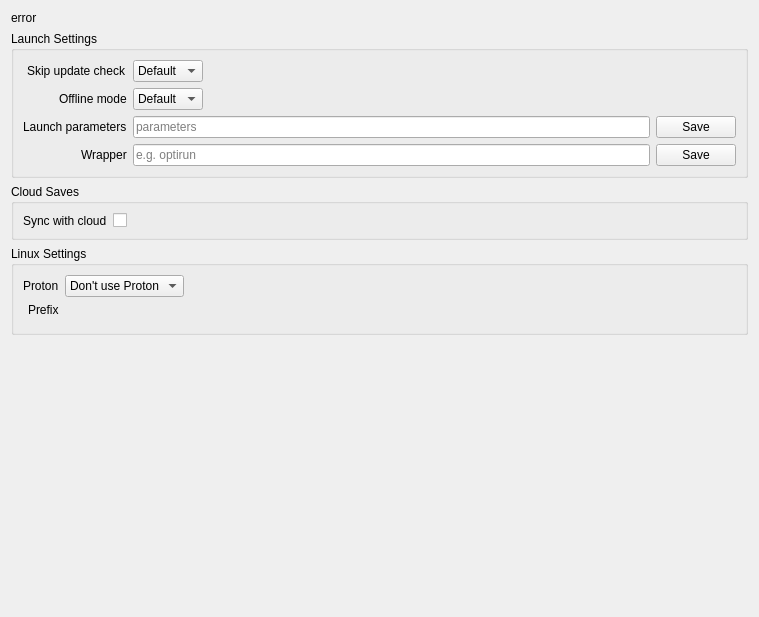
Old version of the form rare/ui/components/tabs/games/game_info/game_settings.ui in the repository RareDevs/Rare.
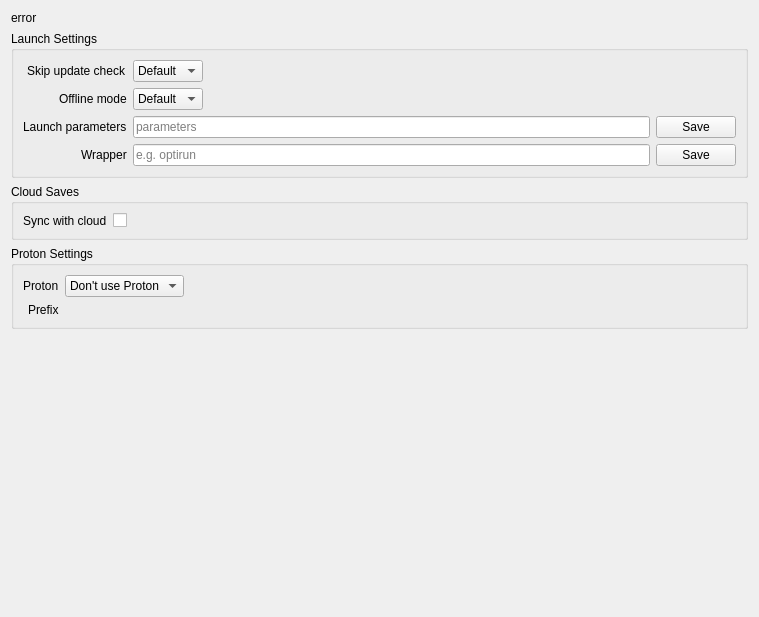
New version of the form.

Commit message: GameSettings: Put linux specific settings in a scrollarea

```diff
--- a/rare/ui/components/tabs/games/game_info/game_settings.ui
+++ b/rare/ui/components/tabs/games/game_info/game_settings.ui
@@ -216,10 +216,46 @@
      </layout>
     </widget>
    </item>
+   <item>
+    <widget class="QScrollArea" name="linux_settings_scroll">
+     <property name="frameShape">
+      <enum>QFrame::NoFrame</enum>
+     </property>
+     <property name="horizontalScrollBarPolicy">
+      <enum>Qt::ScrollBarAlwaysOff</enum>
+     </property>
+     <property name="sizeAdjustPolicy">
+      <enum>QAbstractScrollArea::AdjustToContents</enum>
+     </property>
+     <property name="widgetResizable">
+      <bool>true</bool>
+     </property>
+     <widget class="QWidget" name="linux_settings_contents">
+      <property name="geometry">
+       <rect>
+        <x>0</x>
+        <y>0</y>
+        <width>747</width>
+        <height>343</height>
+       </rect>
+      </property>
+      <layout class="QVBoxLayout" name="linux_settings_contents_layout">
+       <property name="leftMargin">
+        <number>0</number>
+       </property>
+       <property name="topMargin">
+        <number>0</number>
+       </property>
+       <property name="rightMargin">
+        <number>0</number>
+       </property>
+       <property name="bottomMargin">
+        <number>0</number>
+       </property>
    <item alignment="Qt::AlignTop">
     <widget class="QGroupBox" name="proton_groupbox">
      <property name="title">
-      <string>Linux Settings</string>
+          <string>Proton Settings</string>
      </property>
      <layout class="QFormLayout" name="proton_layout">
       <property name="labelAlignment">
@@ -257,28 +293,12 @@
       <item row="2" column="1">
        <layout class="QVBoxLayout" name="proton_prefix_layout"/>
       </item>
-      <item row="3" column="0" colspan="2">
-       <layout class="QVBoxLayout" name="linux_layout">
-        <property name="spacing">
-         <number>0</number>
-        </property>
-       </layout>
+         </layout>
+        </widget>
       </item>
      </layout>
     </widget>
-   </item>
-   <item>
-    <spacer name="game_settings_vspacer">
-     <property name="orientation">
-      <enum>Qt::Vertical</enum>
-     </property>
-     <property name="sizeHint" stdset="0">
-      <size>
-       <width>20</width>
-       <height>40</height>
-      </size>
-     </property>
-    </spacer>
+    </widget>
    </item>
   </layout>
  </widget>
```
Left out of the diff: 2 changed lines with no effect on the pictures. Lines whose indentation alone changed are shown as unchanged. The commit also changes 2 other files.
